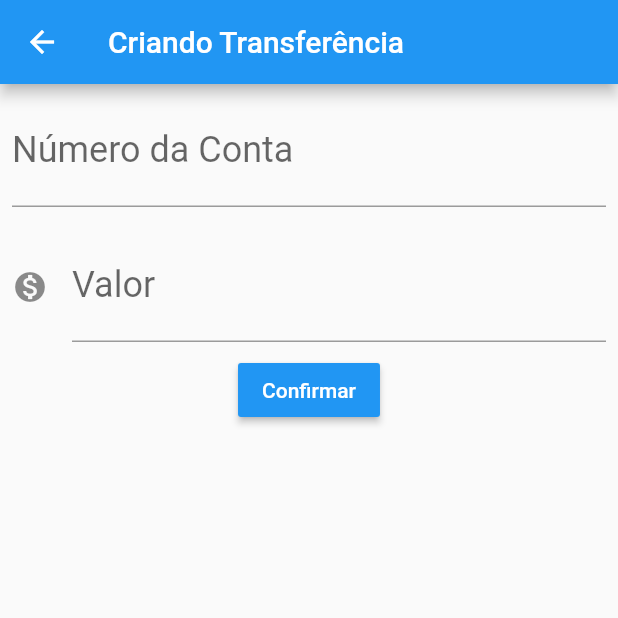
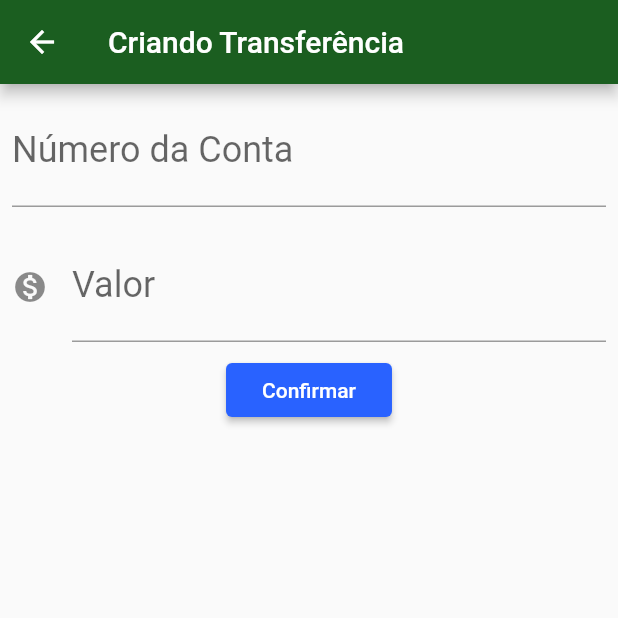
Before and after one commit to daviarndt/bytebank-flutter, a Flutter app: the screen it shows after launch, after a tap on the "add" icon, on a phone screen of 412 x 824 dp, the top half of it. Run offline on Flutter 3.47's test engine with Material 2 defaults, Android fonts, the phone set to English and light mode, and no system bars.

Commit message:
Modifica o tema do app

```diff
--- a/lib/main.dart
+++ b/lib/main.dart
@@ -31,11 +31,9 @@ class FormularioTransferenciaState extends State<FormularioTransferencia> {
                 dica: "0.00",
                 icone: Icons.monetization_on),
             RaisedButton(
-                color: Colors.blue,
                 onPressed: () {
                   _criaTransferencia(context);
                 },
-                textColor: Colors.white,
                 child: Text("Confirmar")),
           ],
         ),
@@ -122,11 +120,9 @@ class ListaTransferenciasState extends State<ListaTransferencias> {
             });
           });
         },
-        backgroundColor: Colors.orangeAccent,
         child: Icon(Icons.add),
       ),
-      bottomNavigationBar:
-          BottomAppBar(color: Colors.blue, child: Container(height: 40.0)),
+      bottomNavigationBar: BottomAppBar(color: Colors.blueAccent, child: Container(height: 40.0)),
       floatingActionButtonLocation: FloatingActionButtonLocation.centerDocked,
     );
   }
@@ -166,9 +162,16 @@ class BytebankApp extends StatelessWidget {
   @override
   Widget build(BuildContext context) {
     return MaterialApp(
-      home: Scaffold(
-        body: ListaTransferencias(),
+      theme: ThemeData(
+        primaryColor: Colors.green[900],
+        accentColor: Colors.blueAccent[700],
+        buttonTheme: ButtonThemeData(
+          buttonColor: Colors.blueAccent[700],
+          textTheme: ButtonTextTheme.primary,
+        ),
       ),
+      home: ListaTransferencias(),
+      darkTheme: ThemeData.dark(),
     );
   }
 }
```
